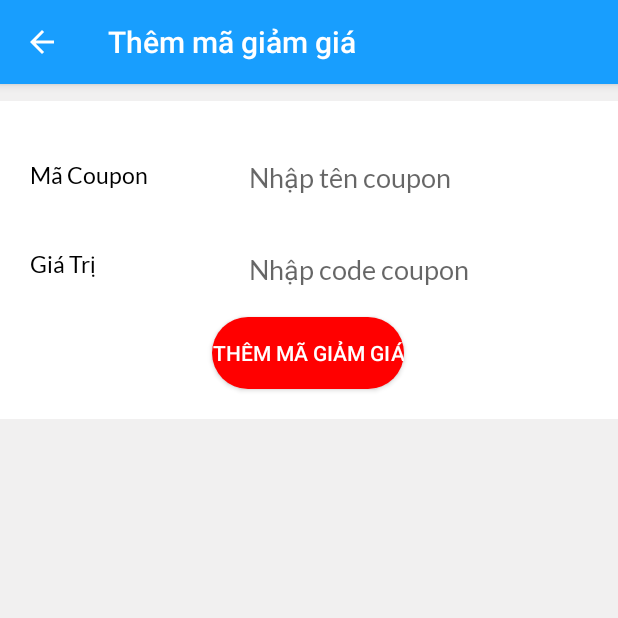
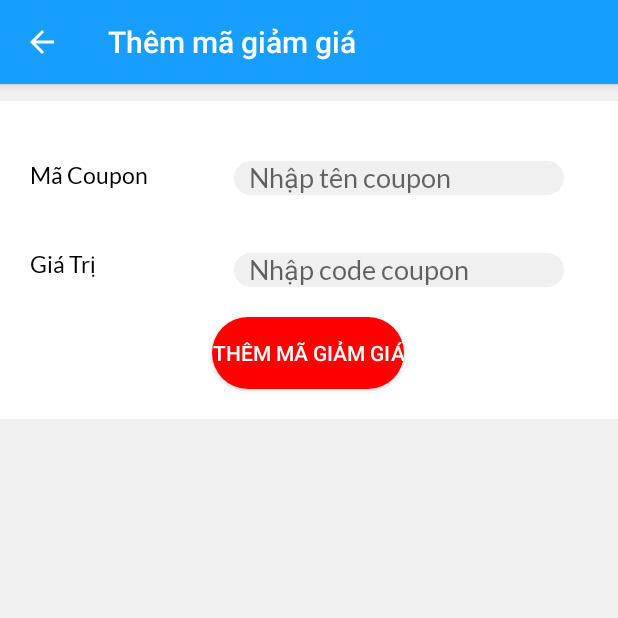
Before and after one commit to phanminhhoang2110/Android-Final-Project, an Android app: the screen it shows after launch (CouponActivity), on a phone screen of 412 x 824 dp, the top half of it. Run offline under Robolectric (Android 15) with nearby library versions, the phone set to English and light mode, and no system bars; 1 statement that could not run was skipped.

```diff
--- a/app/src/main/java/com/example/h3t_project/activity/CouponActivity.java
+++ b/app/src/main/java/com/example/h3t_project/activity/CouponActivity.java
@@ -91,7 +91,7 @@ public class CouponActivity extends AppCompatActivity {
     dialog.show();
   }
 
-  private void showSuccessDialog() {
+  public void showSuccessDialog() {
     AlertDialog.Builder builder = new AlertDialog.Builder(this);
     builder.setTitle(VietnameseWord.ADD_SUCCESS);
     builder.setMessage(VietnameseWord.ADD_COUPON_SUCCESS);
--- a/app/src/main/java/com/example/h3t_project/adapter/CouponItemAdapter.java
+++ b/app/src/main/java/com/example/h3t_project/adapter/CouponItemAdapter.java
@@ -40,8 +40,8 @@ public class CouponItemAdapter extends RecyclerView.Adapter<CouponItemAdapter.Vi
       public void onClick(View v) {
         CouponDAO couponDAO = new CouponDAO();
         int rowAffect = couponDAO.deleteCoupon(couponItems.get(position).getCodeCoupon());
-//        CouponActivity couponActivity = new CouponActivity();
-//        couponActivity.showCoupon();
+        //CouponActivity couponActivity = new CouponActivity();
+        //couponActivity.showSuccessDialog();
       }
     });
   }
--- a/app/src/main/java/com/example/h3t_project/fragment/ListCouponFragment.java
+++ b/app/src/main/java/com/example/h3t_project/fragment/ListCouponFragment.java
@@ -2,6 +2,8 @@ package com.example.h3t_project.fragment;
 
 import android.os.Bundle;
 
+import androidx.annotation.NonNull;
+import androidx.annotation.Nullable;
 import androidx.fragment.app.Fragment;
 
 import android.view.LayoutInflater;
@@ -62,4 +64,10 @@ public class ListCouponFragment extends Fragment {
                            Bundle savedInstanceState) {
     return inflater.inflate(R.layout.fragment_list_coupon, container, false);
   }
+
+  @Override
+  public void onViewCreated(@NonNull View view, @Nullable Bundle savedInstanceState) {
+    super.onViewCreated(view, savedInstanceState);
+
+  }
 }
--- a/app/src/main/res/drawable/radius_input.xml
+++ b/app/src/main/res/drawable/radius_input.xml
@@ -1,6 +1,6 @@
 <?xml version="1.0" encoding="utf-8"?>
 <shape xmlns:android="http://schemas.android.com/apk/res/android"
   android:shape="rectangle">
-  <solid android:color="#FFFF"/>
+  <solid android:color="@color/colorBackgroundTiki"/>
   <corners android:radius="100dp"/>
 </shape>
```
